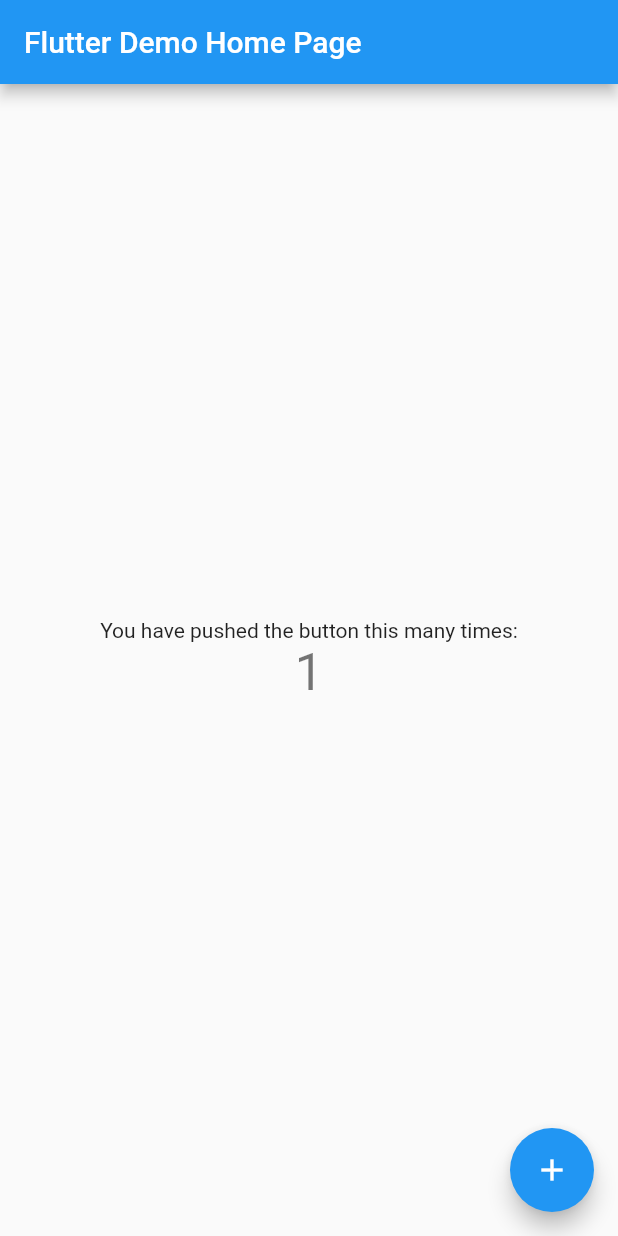
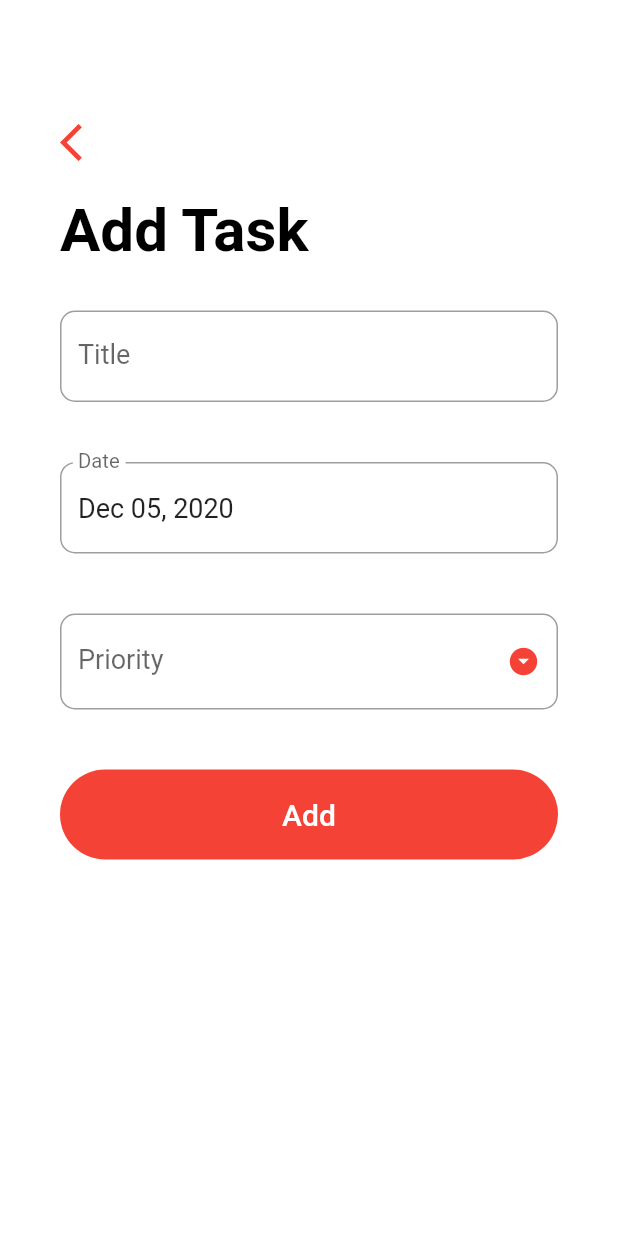
Before and after one commit to Musfick/notekeeper, a Flutter app: the screen it shows after launch, after a tap on the "add" icon, on a phone screen of 412 x 824 dp. Run offline on Flutter 3.47's test engine with Material 2 defaults, Android fonts, the phone set to English and light mode, and no system bars.

Commit message:
Add Task UI design done

```diff
--- a/lib/main.dart
+++ b/lib/main.dart
@@ -1,117 +1,22 @@
 import 'package:flutter/material.dart';
+import './screens/todo_list_screen.dart';
 
 void main() {
   runApp(MyApp());
 }
 
 class MyApp extends StatelessWidget {
-  // This widget is the root of your application.
   @override
   Widget build(BuildContext context) {
     return MaterialApp(
-      title: 'Flutter Demo',
-      theme: ThemeData(
-        // This is the theme of your application.
-        //
-        // Try running your application with "flutter run". You'll see the
-        // application has a blue toolbar. Then, without quitting the app, try
-        // changing the primarySwatch below to Colors.green and then invoke
-        // "hot reload" (press "r" in the console where you ran "flutter run",
-        // or simply save your changes to "hot reload" in a Flutter IDE).
-        // Notice that the counter didn't reset back to zero; the application
-        // is not restarted.
-        primarySwatch: Colors.blue,
-        // This makes the visual density adapt to the platform that you run
-        // the app on. For desktop platforms, the controls will be smaller and
-        // closer together (more dense) than on mobile platforms.
-        visualDensity: VisualDensity.adaptivePlatformDensity,
-      ),
-      home: MyHomePage(title: 'Flutter Demo Home Page'),
-    );
+        debugShowCheckedModeBanner: false,
+        title: 'Flutter Todo List App',
+        theme: ThemeData(
+          primaryColor: Colors.red,
+          //this is what you want
+          accentColor: Colors.white,
+          primarySwatch: Colors.red
+        ),
+        home: TodoListScreen());
   }
 }
-
-class MyHomePage extends StatefulWidget {
-  MyHomePage({Key key, this.title}) : super(key: key);
-
-  // This widget is the home page of your application. It is stateful, meaning
-  // that it has a State object (defined below) that contains fields that affect
-  // how it looks.
-
-  // This class is the configuration for the state. It holds the values (in this
-  // case the title) provided by the parent (in this case the App widget) and
-  // used by the build method of the State. Fields in a Widget subclass are
-  // always marked "final".
-
-  final String title;
-
-  @override
-  _MyHomePageState createState() => _MyHomePageState();
-}
-
-class _MyHomePageState extends State<MyHomePage> {
-  int _counter = 0;
-
-  void _incrementCounter() {
-    setState(() {
-      // This call to setState tells the Flutter framework that something has
-      // changed in this State, which causes it to rerun the build method below
-      // so that the display can reflect the updated values. If we changed
-      // _counter without calling setState(), then the build method would not be
-      // called again, and so nothing would appear to happen.
-      _counter++;
-    });
-  }
-
-  @override
-  Widget build(BuildContext context) {
-    // This method is rerun every time setState is called, for instance as done
-    // by the _incrementCounter method above.
-    //
-    // The Flutter framework has been optimized to make rerunning build methods
-    // fast, so that you can just rebuild anything that needs updating rather
-    // than having to individually change instances of widgets.
-    return Scaffold(
-      appBar: AppBar(
-        // Here we take the value from the MyHomePage object that was created by
-        // the App.build method, and use it to set our appbar title.
-        title: Text(widget.title),
-      ),
-      body: Center(
-        // Center is a layout widget. It takes a single child and positions it
-        // in the middle of the parent.
-        child: Column(
-          // Column is also a layout widget. It takes a list of children and
-          // arranges them vertically. By default, it sizes itself to fit its
-          // children horizontally, and tries to be as tall as its parent.
-          //
-          // Invoke "debug painting" (press "p" in the console, choose the
-          // "Toggle Debug Paint" action from the Flutter Inspector in Android
-          // Studio, or the "Toggle Debug Paint" command in Visual Studio Code)
-          // to see the wireframe for each widget.
-          //
-          // Column has various properties to control how it sizes itself and
-          // how it positions its children. Here we use mainAxisAlignment to
-          // center the children vertically; the main axis here is the vertical
-          // axis because Columns are vertical (the cross axis would be
-          // horizontal).
-          mainAxisAlignment: MainAxisAlignment.center,
-          children: <Widget>[
-            Text(
-              'You have pushed the button this many times:',
-            ),
-            Text(
-              '$_counter',
-              style: Theme.of(context).textTheme.headline4,
-            ),
-          ],
-        ),
-      ),
-      floatingActionButton: FloatingActionButton(
-        onPressed: _incrementCounter,
-        tooltip: 'Increment',
-        child: Icon(Icons.add),
-      ), // This trailing comma makes auto-formatting nicer for build methods.
-    );
-  }
-}
--- /dev/null
+++ b/lib/screens/add_task_screen.dart
@@ -0,0 +1,186 @@
+import 'package:flutter/material.dart';
+import 'package:intl/intl.dart';
+
+class AddTaskScreen extends StatefulWidget {
+  @override
+  _AddTaskScreenState createState() => _AddTaskScreenState();
+}
+
+class _AddTaskScreenState extends State<AddTaskScreen> {
+  final _formKey = GlobalKey<FormState>();
+  String _title = '';
+  String _priority;
+  DateTime _date = DateTime.now();
+  TextEditingController _dateController = TextEditingController();
+
+  final DateFormat _dateFormatter = DateFormat('MMM dd, yyyy');
+  final List<String> _priorities = ['Low', 'Medium', 'High'];
+
+  @override
+  void initState() {
+    super.initState();
+    _dateController.text = _dateFormatter.format(_date);
+  }
+
+  _handleDatePicker() async {
+    final DateTime date = await showDatePicker(
+      context: context,
+      initialDate: _date,
+      firstDate: DateTime(2000),
+      lastDate: DateTime(2100),
+    );
+
+    if (date != null && date != _date) {
+      setState(() {
+        _date = date;
+      });
+      _dateController.text = _dateFormatter.format(date);
+    }
+
+  }
+
+  _submit() {
+    if(_formKey.currentState.validate()){
+      _formKey.currentState.save();
+
+      //Save Task to the database
+
+      //Or Update task to the database
+
+      print('$_title, $_date, $_priority');
+    }
+  }
+
+  @override
+  Widget build(BuildContext context) {
+    return Scaffold(
+        backgroundColor: Colors.white,
+        body: GestureDetector(
+          onTap: () => FocusScope.of(context).unfocus(),
+          child: SingleChildScrollView(
+            child: Container(
+              padding: EdgeInsets.symmetric(horizontal: 40.0, vertical: 80.0),
+              child: Column(
+                crossAxisAlignment: CrossAxisAlignment.start,
+                children: <Widget>[
+                  GestureDetector(
+                    onTap: () => Navigator.pop(context),
+                    child: Icon(
+                      Icons.arrow_back_ios,
+                      size: 30.0,
+                      color: Theme.of(context).primaryColor,
+                    ),
+                  ),
+                  SizedBox(
+                    height: 20.0,
+                  ),
+                  Text(
+                    'Add Task',
+                    style: TextStyle(
+                      color: Colors.black,
+                      fontSize: 40.0,
+                      fontWeight: FontWeight.bold,
+                    ),
+                  ),
+                  SizedBox(height: 10.0),
+                  Form(
+                    key: _formKey,
+                    child: Column(
+                      children: <Widget>[
+                        Padding(
+                          padding: EdgeInsets.symmetric(vertical: 20.0),
+                          child: TextFormField(
+                            style: TextStyle(fontSize: 18.0),
+                            decoration: InputDecoration(
+                              labelText: 'Title',
+                              labelStyle: TextStyle(fontSize: 18.0),
+                              border: OutlineInputBorder(
+                                borderRadius: BorderRadius.circular(10.0),
+                              ),
+                            ),
+                            validator: (input) => input.trim().isEmpty
+                                ? 'Please enter a task title'
+                                : null,
+                            onSaved: (input) => _title = input,
+                            initialValue: _title,
+                          ),
+                        ),
+                        Padding(
+                          padding: EdgeInsets.symmetric(vertical: 20.0),
+                          child: TextFormField(
+                            readOnly: true,
+                            controller: _dateController,
+                            style: TextStyle(fontSize: 18.0),
+                            onTap: _handleDatePicker,
+                            decoration: InputDecoration(
+                              labelText: 'Date',
+                              labelStyle: TextStyle(fontSize: 18.0),
+                              border: OutlineInputBorder(
+                                borderRadius: BorderRadius.circular(10.0),
+                              ),
+                            ),
+                          ),
+                        ),
+                        Padding(
+                          padding: EdgeInsets.symmetric(vertical: 20.0),
+                          child: DropdownButtonFormField(
+                            isDense: true,
+                            icon: Icon(Icons.arrow_drop_down_circle),
+                            iconSize: 22.0,
+                            iconEnabledColor: Theme.of(context).primaryColor,
+                            items: _priorities
+                                .map((e) => DropdownMenuItem(
+                              value: e,
+                              child: Text(
+                                e,
+                                style: TextStyle(
+                                    color: Colors.black, fontSize: 18.0),
+                              ),
+                            ))
+                                .toList(),
+                            style: TextStyle(fontSize: 18.0),
+                            decoration: InputDecoration(
+                              labelText: 'Priority',
+                              labelStyle: TextStyle(fontSize: 18.0),
+                              border: OutlineInputBorder(
+                                borderRadius: BorderRadius.circular(10.0),
+                              ),
+                            ),
+                            validator: (input) => _priority == null
+                                ? 'Please select a priority level'
+                                : null,
+                            onChanged: (value) {
+                              setState(() {
+                                _priority = value;
+                              });
+                            },
+                            value: _priority,
+                          ),
+                        ),
+                        Container(
+                          margin: EdgeInsets.symmetric(vertical: 20.0),
+                          height: 60.0,
+                          width: double.infinity,
+                          decoration: BoxDecoration(
+                            color: Theme.of(context).primaryColor,
+                            borderRadius: BorderRadius.circular(30.0)
+                          ),
+                          child: FlatButton(
+                            child: Text('Add', style: TextStyle(
+                              color: Colors.white,
+                              fontSize: 20.0
+                            ),
+                            ),
+                            onPressed: _submit,
+                          ),
+                        )
+                      ],
+                    ),
+                  )
+                ],
+              ),
+            ),
+          ),
+        ));
+  }
+}
--- a/lib/screens/todo_list_screen.dart
+++ b/lib/screens/todo_list_screen.dart
@@ -1,5 +1,6 @@
 import 'package:flutter/material.dart';
 import 'package:flutter/services.dart';
+import 'package:notekeeper/screens/add_task_screen.dart';
 
 class TodoListScreen extends StatefulWidget {
   @override
@@ -7,7 +8,6 @@ class TodoListScreen extends StatefulWidget {
 }
 
 class _TodoListScreenState extends State<TodoListScreen> {
-
   Widget _buildTask(int index) {
     return Padding(
         padding: EdgeInsets.symmetric(horizontal: 25.0),
@@ -17,20 +17,14 @@ class _TodoListScreenState extends State<TodoListScreen> {
               title: Text('Task Title'),
               subtitle: Text('Oct 2, 2019 - High'),
               trailing: Checkbox(
-              onChanged: (value){
-
-              },
+                onChanged: (value) {},
                 activeColor: Theme.of(context).primaryColor,
                 value: true,
               ),
-
             ),
-          Divider(
-
-          )
+            Divider()
           ],
-      )
-    );
+        ));
   }
 
   @override
@@ -39,8 +33,12 @@ class _TodoListScreenState extends State<TodoListScreen> {
       backgroundColor: Colors.white,
       floatingActionButton: FloatingActionButton(
         backgroundColor: Theme.of(context).primaryColor,
-        child: Icon(Icons.add, color: Colors.white,),
-        onPressed: () => print("Floating Action button pressed"),
+        child: Icon(
+          Icons.add,
+          color: Colors.white,
+        ),
+        onPressed: () => Navigator.push(
+            context, MaterialPageRoute(builder: (_) => AddTaskScreen())),
       ),
       body: AnnotatedRegion<SystemUiOverlayStyle>(
         value: SystemUiOverlayStyle.dark.copyWith(
@@ -59,7 +57,7 @@ class _TodoListScreenState extends State<TodoListScreen> {
                         crossAxisAlignment: CrossAxisAlignment.start,
                         children: <Widget>[
                           Text(
-                            'My Task',
+                            'My Tasks',
                             style: TextStyle(
                               color: Colors.black,
                               fontSize: 40.0,
--- a/pubspec.yaml
+++ b/pubspec.yaml
@@ -28,6 +28,7 @@ dependencies:
   # Use with the CupertinoIcons class for iOS style icons.
   cupertino_icons: ^0.1.3
   flutter_statusbarcolor: ^0.2.3
+  intl: ^0.16.1
 
 dev_dependencies:
   flutter_test:
```
Also changed, not shown: pubspec.lock. Lines whose indentation alone changed are shown as unchanged.
